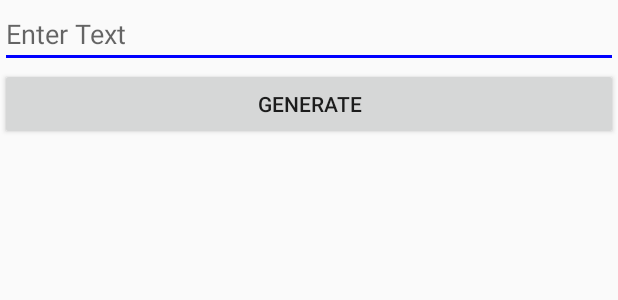
After one commit to berlianafd/Polinema-Pay, an Android app: the layout activity_generateqr.xml on its own in the app's theme, with its tools: preview values and no code run, on a phone screen of 412 x 824 dp. The commit adds this screen. Shown: the top 300 px of the screen. Run offline under Robolectric (Android 15) with nearby library versions, the phone set to English and light mode, and no system bars; network calls fail.

Commit message:
tambah fitur generate qr code

```diff
--- a/app/src/main/java/com/example/polinemapay/activity/Generateqr.java
+++ /dev/null
@@ -1,4 +0,0 @@
-package com.example.polinemapay.activity;
-
-class Generateqr {
-}
--- a/app/src/main/java/com/example/polinemapay/activity/tukarpoin.java
+++ /dev/null
@@ -1,4 +0,0 @@
-package com.example.polinemapay.activity;
-
-class tukarpoin {
-}
--- /dev/null
+++ b/app/src/main/res/layout/activity_generateqr.xml
@@ -0,0 +1,38 @@
+<?xml version="1.0" encoding="utf-8"?>
+<LinearLayout xmlns:android="http://schemas.android.com/apk/res/android"
+    xmlns:tools="http://schemas.android.com/tools"
+    android:layout_width="match_parent"
+    android:layout_height="wrap_content"
+    android:gravity="center_horizontal"
+    android:orientation="vertical"
+    tools:context=".activity.GenerateqrActivity">
+
+    <EditText
+        android:id="@+id/edt_value"
+        android:layout_width="match_parent"
+        android:layout_height="wrap_content"
+        android:inputType="number"
+        android:hint="Enter Text" />
+
+    <LinearLayout
+        android:layout_width="match_parent"
+        android:layout_height="wrap_content"
+        android:gravity="center_horizontal"
+        android:orientation="horizontal">
+
+        <Button
+            android:layout_weight="1"
+            android:id="@+id/start"
+            android:layout_width="0dp"
+            android:layout_height="wrap_content"
+            android:text="Generate" />
+
+    </LinearLayout>
+
+    <ImageView
+        android:id="@+id/QR_Image"
+        android:layout_width="wrap_content"
+        android:layout_height="wrap_content"
+        android:contentDescription="@string/app_name" />
+
+</LinearLayout>
```
Also changed, not shown: app/src/main/AndroidManifest.xml (+10 -2 lines), app/src/main/java/com/example/polinemapay/activity/GenerateqrActivity.java (added, +71 -0 lines), app/src/main/java/com/example/polinemapay/activity/MainActivity.java (+15 -4 lines), app/src/main/java/com/example/polinemapay/activity/TukarpoinActivity.java (added, +137 -0 lines), app/src/main/java/com/example/polinemapay/app/AppConfig.java (+6 -6 lines), app/src/main/res/layout/activity_main.xml (+6 -1 lines), app/src/main/res/layout/activity_scan.xml (+8 -0 lines), app/src/main/res/layout/activity_tukarpoin.xml (added, +34 -0 lines).
